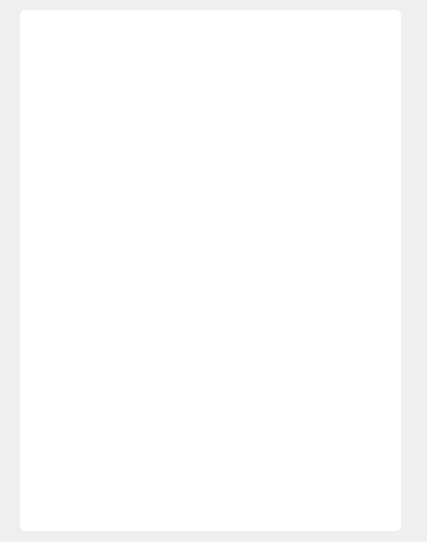
The window that hospital-Core/Widgets/Administrador/administrador_crear_usuario.ui (MrDanielG/Hospital-SCRUM) describes before a commit, drawn with Qt 5.
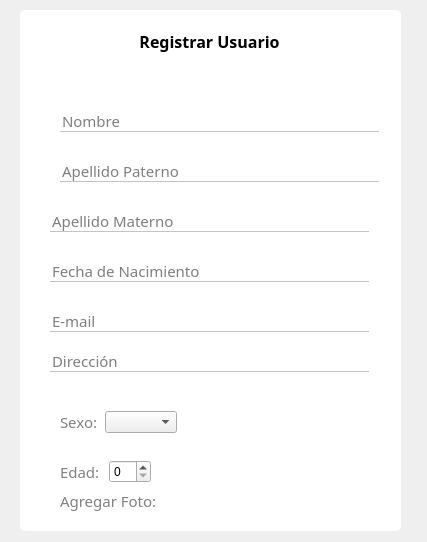
The same window after the commit. The open tabs and pages were chosen to show the change. Icons and pictures are not drawn.

Commit message: UI Registrar Usuario V2

What changed in the file:
```diff
--- a/hospital-Core/Widgets/Administrador/administrador_crear_usuario.ui
+++ b/hospital-Core/Widgets/Administrador/administrador_crear_usuario.ui
@@ -310,6 +310,252 @@
       <string/>
      </property>
     </widget>
+    <widget class="QLabel" name="label_6">
+     <property name="geometry">
+      <rect>
+       <x>40</x>
+       <y>30</y>
+       <width>319</width>
+       <height>22</height>
+      </rect>
+     </property>
+     <property name="font">
+      <font>
+       <family>Montserrat</family>
+       <pointsize>12</pointsize>
+       <weight>75</weight>
+       <bold>true</bold>
+      </font>
+     </property>
+     <property name="text">
+      <string>Registrar Usuario</string>
+     </property>
+     <property name="alignment">
+      <set>Qt::AlignCenter</set>
+     </property>
+    </widget>
+    <widget class="QLineEdit" name="lineEdit_nombre">
+     <property name="geometry">
+      <rect>
+       <x>50</x>
+       <y>110</y>
+       <width>319</width>
+       <height>22</height>
+      </rect>
+     </property>
+     <property name="font">
+      <font>
+       <family>Montserrat</family>
+       <pointsize>11</pointsize>
+      </font>
+     </property>
+     <property name="styleSheet">
+      <string notr="true">border: none;
+border-bottom: 1px solid #C4C4C4;</string>
+     </property>
+     <property name="placeholderText">
+      <string>Nombre</string>
+     </property>
+    </widget>
+    <widget class="QLineEdit" name="lineEdit_paterno">
+     <property name="geometry">
+      <rect>
+       <x>50</x>
+       <y>160</y>
+       <width>319</width>
+       <height>22</height>
+      </rect>
+     </property>
+     <property name="font">
+      <font>
+       <family>Montserrat</family>
+       <pointsize>11</pointsize>
+      </font>
+     </property>
+     <property name="styleSheet">
+      <string notr="true">border: none;
+border-bottom: 1px solid #C4C4C4;</string>
+     </property>
+     <property name="placeholderText">
+      <string>Apellido Paterno</string>
+     </property>
+    </widget>
+    <widget class="QLineEdit" name="lineEdit_materno">
+     <property name="geometry">
+      <rect>
+       <x>40</x>
+       <y>210</y>
+       <width>319</width>
+       <height>22</height>
+      </rect>
+     </property>
+     <property name="font">
+      <font>
+       <family>Montserrat</family>
+       <pointsize>11</pointsize>
+      </font>
+     </property>
+     <property name="styleSheet">
+      <string notr="true">border: none;
+border-bottom: 1px solid #C4C4C4;</string>
+     </property>
+     <property name="placeholderText">
+      <string>Apellido Materno</string>
+     </property>
+    </widget>
+    <widget class="QLineEdit" name="lineEdit_nacimiento">
+     <property name="geometry">
+      <rect>
+       <x>40</x>
+       <y>260</y>
+       <width>319</width>
+       <height>22</height>
+      </rect>
+     </property>
+     <property name="font">
+      <font>
+       <family>Montserrat</family>
+       <pointsize>11</pointsize>
+      </font>
+     </property>
+     <property name="styleSheet">
+      <string notr="true">border: none;
+border-bottom: 1px solid #C4C4C4;</string>
+     </property>
+     <property name="placeholderText">
+      <string>Fecha de Nacimiento</string>
+     </property>
+    </widget>
+    <widget class="QLineEdit" name="lineEdit_correo">
+     <property name="geometry">
+      <rect>
+       <x>40</x>
+       <y>310</y>
+       <width>319</width>
+       <height>22</height>
+      </rect>
+     </property>
+     <property name="font">
+      <font>
+       <family>Montserrat</family>
+       <pointsize>11</pointsize>
+      </font>
+     </property>
+     <property name="styleSheet">
+      <string notr="true">border: none;
+border-bottom: 1px solid #C4C4C4;</string>
+     </property>
+     <property name="placeholderText">
+      <string>E-mail</string>
+     </property>
+    </widget>
+    <widget class="QLineEdit" name="lineEdit_correo_2">
+     <property name="geometry">
+      <rect>
+       <x>40</x>
+       <y>350</y>
+       <width>319</width>
+       <height>22</height>
+      </rect>
+     </property>
+     <property name="font">
+      <font>
+       <family>Montserrat</family>
+       <pointsize>11</pointsize>
+      </font>
+     </property>
+     <property name="styleSheet">
+      <string notr="true">border: none;
+border-bottom: 1px solid #C4C4C4;</string>
+     </property>
+     <property name="placeholderText">
+      <string>Dirección</string>
+     </property>
+    </widget>
+    <widget class="QLabel" name="label_9">
+     <property name="geometry">
+      <rect>
+       <x>50</x>
+       <y>490</y>
+       <width>121</width>
+       <height>22</height>
+      </rect>
+     </property>
+     <property name="font">
+      <font>
+       <family>Montserrat</family>
+       <pointsize>11</pointsize>
+      </font>
+     </property>
+     <property name="styleSheet">
+      <string notr="true">color: rgb(129, 129, 129);</string>
+     </property>
+     <property name="text">
+      <string>Agregar Foto:</string>
+     </property>
+    </widget>
+    <widget class="QWidget" name="">
+     <property name="geometry">
+      <rect>
+       <x>50</x>
+       <y>410</y>
+       <width>117</width>
+       <height>24</height>
+      </rect>
+     </property>
+     <layout class="QHBoxLayout" name="horizontalLayout_2">
+      <item>
+       <widget class="QLabel" name="label_7">
+        <property name="font">
+         <font>
+          <family>Montserrat</family>
+          <pointsize>11</pointsize>
+         </font>
+        </property>
+        <property name="styleSheet">
+         <string notr="true">color: rgb(129, 129, 129);</string>
+        </property>
+        <property name="text">
+         <string>Sexo:</string>
+        </property>
+       </widget>
+      </item>
+      <item>
+       <widget class="QComboBox" name="comboBox"/>
+      </item>
+     </layout>
+    </widget>
+    <widget class="QWidget" name="">
+     <property name="geometry">
+      <rect>
+       <x>50</x>
+       <y>460</y>
+       <width>91</width>
+       <height>24</height>
+      </rect>
+     </property>
+     <layout class="QHBoxLayout" name="horizontalLayout_3">
+      <item>
+       <widget class="QLabel" name="label_8">
+        <property name="font">
+         <font>
+          <family>Montserrat</family>
+          <pointsize>11</pointsize>
+         </font>
+        </property>
+        <property name="styleSheet">
+         <string notr="true">color: rgb(129, 129, 129);</string>
+        </property>
+        <property name="text">
+         <string>Edad:</string>
+        </property>
+       </widget>
+      </item>
+      <item>
+       <widget class="QSpinBox" name="spinBox"/>
+      </item>
+     </layout>
+    </widget>
    </widget>
   </widget>
  </widget>
```
Left out of the diff: 3 changed lines with no effect on the pictures.
